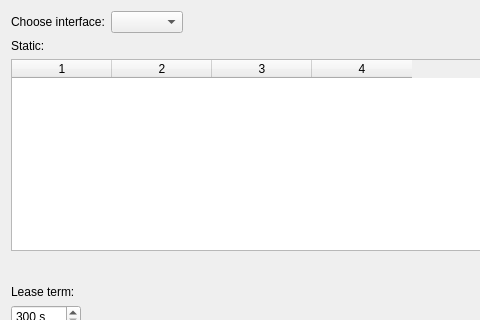
Above: src/forms/dhcpserverproperty.ui from Vortm4x/netemul before the change; both pictures show x 0 to 480 and y 0 to 320 of the 800 by 462 pixel window. Below: the same form after it.
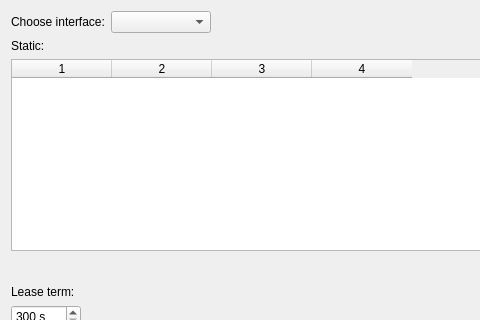
That is the form after the change. Icons and pictures are not drawn. Custom widgets are drawn as their Qt base class.

The edit to the form file:
```diff
--- a/src/forms/dhcpserverproperty.ui
+++ b/src/forms/dhcpserverproperty.ui
@@ -36,7 +36,14 @@
       </widget>
      </item>
      <item>
-      <widget class="QComboBox" name="cb_interface"/>
+      <widget class="QComboBox" name="cb_interface">
+       <property name="minimumSize">
+        <size>
+         <width>100</width>
+         <height>0</height>
+        </size>
+       </property>
+      </widget>
      </item>
      <item>
       <spacer name="horizontalSpacer_3">
```
Left out of the diff: 16 changed lines with no effect on the pictures.
